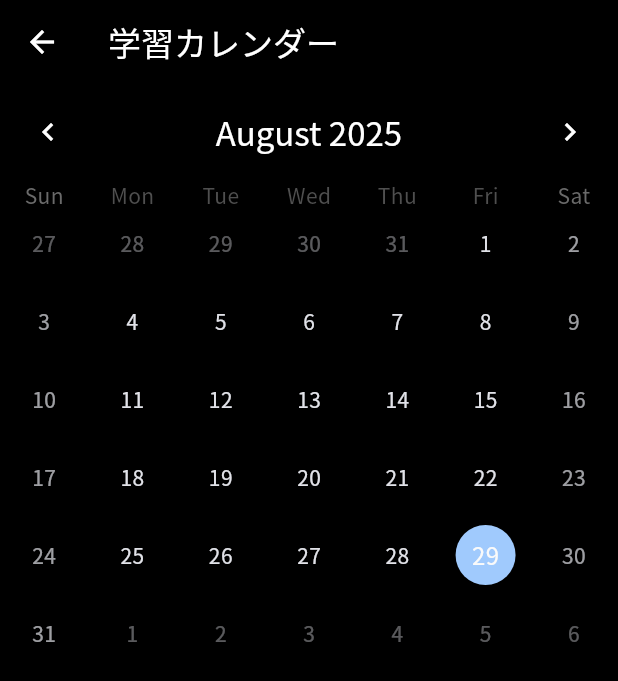
After one commit to TowaYokoyama/28MyFE, a Flutter app: the screen it shows after launch, after a tap on the "calendar today" icon, on a phone screen of 412 x 824 dp. The commit adds this screen. Shown: the top 681 px of the screen. Run offline on Flutter 3.47's test engine with Material 3 defaults, Android fonts, the phone set to English and light mode, and no system bars; drawn by our look-alikes of table_calendar; our stand-ins replace flip_card, google_fonts; network calls fail.

Commit message:
add the feature of studylog

```diff
--- a/flashcard_app/frontend/lib/api_service.dart
+++ b/flashcard_app/frontend/lib/api_service.dart
@@ -1,23 +1,23 @@
 import 'dart:convert';
 import 'package:http/http.dart' as http;
-import 'models.dart';
+import 'models.dart' as model;
 
 class ApiService {
   final String baseUrl = "http://127.0.0.1:8000";
 
-  Future<List<Deck>> getDecks() async {
+  Future<List<model.Deck>> getDecks() async {
     final response = await http.get(Uri.parse('$baseUrl/decks'));
 
     if (response.statusCode == 200) {
       List<dynamic> body = jsonDecode(response.body);
-      List<Deck> decks = body.map((dynamic item) => Deck.fromJson(item)).toList();
+      List<model.Deck> decks = body.map((dynamic item) => model.Deck.fromJson(item)).toList();
       return decks;
     } else {
       throw Exception('Failed to load decks');
     }
   }
 
-  Future<Deck> createDeck(String name) async {
+  Future<model.Deck> createDeck(String name) async {
     final response = await http.post(
       Uri.parse('$baseUrl/decks'),
       headers: <String, String>{
@@ -29,13 +29,13 @@ class ApiService {
     );
 
     if (response.statusCode == 200) {
-      return Deck.fromJson(jsonDecode(response.body));
+      return model.Deck.fromJson(jsonDecode(response.body));
     } else {
       throw Exception('Failed to create deck');
     }
   }
 
-  Future<Card> createCard(String front, String back, int deckId) async {
+  Future<model.Card> createCard(String front, String back, int deckId) async {
     final response = await http.post(
       Uri.parse('$baseUrl/cards'),
       headers: <String, String>{
@@ -49,13 +49,13 @@ class ApiService {
     );
 
     if (response.statusCode == 200) {
-      return Card.fromJson(jsonDecode(response.body));
+      return model.Card.fromJson(jsonDecode(response.body));
     } else {
       throw Exception('Failed to create card');
     }
   }
 
-  Future<Card> updateCardMastery(int cardId, int masteryLevel) async {
+  Future<model.Card> updateCardMastery(int cardId, int masteryLevel) async {
     final response = await http.patch(
       Uri.parse('$baseUrl/cards/$cardId'),
       headers: <String, String>{
@@ -67,7 +67,7 @@ class ApiService {
     );
 
     if (response.statusCode == 200) {
-      return Card.fromJson(jsonDecode(response.body));
+      return model.Card.fromJson(jsonDecode(response.body));
     } else {
       throw Exception('Failed to update card');
     }
@@ -86,4 +86,47 @@ class ApiService {
       throw Exception('Failed to delete card');
     }
   }
+
+  Future<List<model.StudyLog>> getStudyLogs({DateTime? startDate, DateTime? endDate}) async {
+    String url = '$baseUrl/study_logs';
+    final Map<String, String> queryParams = {};
+    if (startDate != null) {
+      queryParams['start_date'] = startDate.toIso8601String().split('T').first;
+    }
+    if (endDate != null) {
+      queryParams['end_date'] = endDate.toIso8601String().split('T').first;
+    }
+    if (queryParams.isNotEmpty) {
+      url += '?' + Uri(queryParameters: queryParams).query;
+    }
+
+    final response = await http.get(Uri.parse(url));
+
+    if (response.statusCode == 200) {
+      List<dynamic> body = jsonDecode(response.body);
+      return body.map((dynamic item) => model.StudyLog.fromJson(item)).toList();
+    } else {
+      throw Exception('Failed to load study logs');
+    }
+  }
+
+  Future<model.StudyLog> createStudyLog(DateTime date, {int? cardId, int? deckId}) async {
+    final response = await http.post(
+      Uri.parse('$baseUrl/study_logs'),
+      headers: <String, String>{
+        'Content-Type': 'application/json; charset=UTF-8',
+      },
+      body: jsonEncode(<String, dynamic>{
+        'date': date.toIso8601String().split('T').first,
+        'card_id': cardId,
+        'deck_id': deckId,
+      }),
+    );
+
+    if (response.statusCode == 200) {
+      return model.StudyLog.fromJson(jsonDecode(response.body));
+    } else {
+      throw Exception('Failed to create study log');
+    }
+  }
 }
--- a/flashcard_app/frontend/lib/card_list_screen.dart
+++ b/flashcard_app/frontend/lib/card_list_screen.dart
@@ -115,7 +115,7 @@ class _CardListScreenState extends State<CardListScreen> {
               Navigator.push(
                 context,
                 MaterialPageRoute(
-                  builder: (context) => FlashcardView(cards: cards),
+                  builder: (context) => FlashcardView(cards: cards, deckId: widget.deck.id),
                 ),
               );
             },
--- a/flashcard_app/frontend/lib/flashcard_view.dart
+++ b/flashcard_app/frontend/lib/flashcard_view.dart
@@ -5,8 +5,9 @@ import 'package:flip_card/flip_card.dart';
 
 class FlashcardView extends StatefulWidget {
   final List<model.Card> cards;
+  final int? deckId;
 
-  const FlashcardView({super.key, required this.cards});
+  const FlashcardView({super.key, required this.cards, this.deckId});
 
   @override
   State<FlashcardView> createState() => _FlashcardViewState();
@@ -35,6 +36,8 @@ class _FlashcardViewState extends State<FlashcardView> {
       setState(() {
         widget.cards[currentIndex] = updatedCard;
       });
+      // Record study log
+      apiService.createStudyLog(DateTime.now(), cardId: card.id, deckId: widget.deckId);
       _nextCard();
     });
   }
--- a/flashcard_app/frontend/lib/main.dart
+++ b/flashcard_app/frontend/lib/main.dart
@@ -2,6 +2,7 @@ import 'package:flutter/material.dart';
 import 'api_service.dart';
 import 'models.dart' as model;
 import 'card_list_screen.dart';
+import 'study_calendar_screen.dart';
 import 'package:google_fonts/google_fonts.dart';
 
 void main() {
@@ -17,39 +18,39 @@ class MyApp extends StatelessWidget {
       title: 'フラッシュカードアプリ',
       theme: ThemeData(
         colorScheme: ColorScheme.fromSeed(
-          seedColor: Colors.blueGrey,
+          seedColor: Colors.blue,
           brightness: Brightness.dark,
-        ),
+        ).copyWith(error: Colors.red),
         useMaterial3: true,
         textTheme: GoogleFonts.notoSansJpTextTheme(Theme.of(context).textTheme).apply(
           bodyColor: Colors.white,
           displayColor: Colors.white,
         ),
-        scaffoldBackgroundColor: Colors.grey[900],
+        scaffoldBackgroundColor: Colors.black,
         appBarTheme: AppBarTheme(
-          backgroundColor: Colors.grey[900],
+          backgroundColor: Colors.black,
           foregroundColor: Colors.white,
           elevation: 0,
         ),
         cardTheme: CardThemeData(
-          color: Colors.grey[800],
+          color: Colors.grey[850],
           elevation: 4.0,
           shape: RoundedRectangleBorder(borderRadius: BorderRadius.circular(16.0)),
           shadowColor: Colors.black,
         ),
         floatingActionButtonTheme: FloatingActionButtonThemeData(
-          backgroundColor: Colors.blueGrey[700],
+          backgroundColor: Colors.blue,
           foregroundColor: Colors.white,
         ),
         elevatedButtonTheme: ElevatedButtonThemeData(
           style: ElevatedButton.styleFrom(
             foregroundColor: Colors.white,
-            backgroundColor: Colors.blueGrey[700],
+            backgroundColor: Colors.blue,
           ),
         ),
         textButtonTheme: TextButtonThemeData(
           style: TextButton.styleFrom(
-            foregroundColor: Colors.blueGrey[200],
+            foregroundColor: Colors.blue,
           ),
         ),
       ),
@@ -150,6 +151,19 @@ class _DeckListScreenState extends State<DeckListScreen> {
     return Scaffold(
       appBar: AppBar(
         title: const Text('デッキ一覧'),
+        actions: [
+          IconButton(
+            icon: const Icon(Icons.calendar_today),
+            onPressed: () {
+              Navigator.push(
+                context,
+                MaterialPageRoute(
+                  builder: (context) => const StudyCalendarScreen(),
+                ),
+              );
+            },
+          ),
+        ],
       ),
       body: FutureBuilder<List<model.Deck>>(
         future: futureDecks,
--- a/flashcard_app/frontend/lib/models.dart
+++ b/flashcard_app/frontend/lib/models.dart
@@ -42,3 +42,26 @@ class Deck {
     );
   }
 }
+
+class StudyLog {
+  final int id;
+  final DateTime date;
+  final int? cardId;
+  final int? deckId;
+
+  StudyLog({
+    required this.id,
+    required this.date,
+    this.cardId,
+    this.deckId,
+  });
+
+  factory StudyLog.fromJson(Map<String, dynamic> json) {
+    return StudyLog(
+      id: json['id'],
+      date: DateTime.parse(json['date']),
+      cardId: json['card_id'],
+      deckId: json['deck_id'],
+    );
+  }
+}
--- /dev/null
+++ b/flashcard_app/frontend/lib/study_calendar_screen.dart
@@ -0,0 +1,136 @@
+import 'package:flutter/material.dart';
+import 'package:table_calendar/table_calendar.dart';
+import 'models.dart' as model; // Added comment to force re-evaluation
+import 'api_service.dart';
+
+class StudyCalendarScreen extends StatefulWidget {
+  const StudyCalendarScreen({super.key});
+
+  @override
+  State<StudyCalendarScreen> createState() => _StudyCalendarScreenState();
+}
+
+class _StudyCalendarScreenState extends State<StudyCalendarScreen> {
+  final ApiService apiService = ApiService();
+  CalendarFormat _calendarFormat = CalendarFormat.month;
+  DateTime _focusedDay = DateTime.now();
+  DateTime? _selectedDay;
+  Map<DateTime, List<model.StudyLog>> _events = {};
+
+  @override
+  void initState() {
+    super.initState();
+    _selectedDay = _focusedDay;
+    _fetchStudyLogs();
+  }
+
+  Future<void> _fetchStudyLogs() async {
+    try {
+      final logs = await apiService.getStudyLogs();
+      setState(() {
+        _events = {}; // Clear previous events
+        for (var log in logs) {
+          final date = DateTime.utc(log.date.year, log.date.month, log.date.day);
+          if (_events[date] == null) {
+            _events[date] = [];
+          }
+          _events[date]!.add(log);
+        }
+      });
+    } catch (e) {
+      // Handle error
+      print('Error fetching study logs: $e');
+    }
+  }
+
+  List<model.StudyLog> _getEventsForDay(DateTime day) {
+    return _events[DateTime.utc(day.year, day.month, day.day)] ?? [];
+  }
+
+  @override
+  Widget build(BuildContext context) {
+    return Scaffold(
+      appBar: AppBar(
+        title: const Text('学習カレンダー'),
+      ),
+      body: Column(
+        children: [
+          TableCalendar(
+            firstDay: DateTime.utc(2020, 1, 1),
+            lastDay: DateTime.utc(2030, 12, 31),
+            focusedDay: _focusedDay,
+            calendarFormat: _calendarFormat,
+            selectedDayPredicate: (day) {
+              return isSameDay(_selectedDay, day);
+            },
+            onDaySelected: (selectedDay, focusedDay) {
+              if (!isSameDay(_selectedDay, selectedDay)) {
+                setState(() {
+                  _selectedDay = selectedDay;
+                  _focusedDay = focusedDay;
+                });
+              }
+            },
+            onFormatChanged: (format) {
+              if (_calendarFormat != format) {
+                setState(() {
+                  _calendarFormat = format;
+                });
+              }
+            },
+            onPageChanged: (focusedDay) {
+              _focusedDay = focusedDay;
+              _fetchStudyLogs(); // Fetch logs for the new month/year
+            },
+            eventLoader: _getEventsForDay,
+            calendarBuilders: CalendarBuilders(
+              markerBuilder: (context, date, events) {
+                if (events.isNotEmpty) {
+                  return Positioned(
+                    right: 1,
+                    bottom: 1,
+                    child: Text(
+                      '💮',
+                      style: TextStyle(fontSize: 16.0),
+                    ),
+                  );
+                }
+                return null;
+              },
+            ),
+            headerStyle: HeaderStyle(
+              formatButtonVisible: false,
+              titleCentered: true,
+              titleTextStyle: Theme.of(context).textTheme.titleLarge!,
+            ),
+            calendarStyle: CalendarStyle(
+              todayDecoration: BoxDecoration(
+                color: Theme.of(context).colorScheme.primary.withOpacity(0.5),
+                shape: BoxShape.circle,
+              ),
+              selectedDecoration: BoxDecoration(
+                color: Theme.of(context).colorScheme.primary,
+                shape: BoxShape.circle,
+              ),
+              defaultTextStyle: TextStyle(color: Theme.of(context).colorScheme.onSurface),
+              weekendTextStyle: TextStyle(color: Theme.of(context).colorScheme.onSurface.withOpacity(0.7)),
+              outsideTextStyle: TextStyle(color: Theme.of(context).colorScheme.onSurface.withOpacity(0.4)),
+            ),
+          ),
+          const SizedBox(height: 8.0),
+          Expanded(
+            child: ListView.builder(
+              itemCount: _getEventsForDay(_selectedDay!).length,
+              itemBuilder: (context, index) {
+                final log = _getEventsForDay(_selectedDay!)[index];
+                return ListTile(
+                  title: Text('学習ログ: ${log.date}'), // More detailed log display
+                );
+              },
+            ),
+          ),
+        ],
+      ),
+    );
+  }
+}
--- a/flashcard_app/frontend/pubspec.yaml
+++ b/flashcard_app/frontend/pubspec.yaml
@@ -37,6 +37,7 @@ dependencies:
   http: ^1.2.1
   google_fonts: ^6.2.1
   flip_card: ^0.7.0
+  table_calendar: ^3.1.0
 
 dev_dependencies:
   flutter_test:
```
Also changed, not shown: flashcard_app/frontend/pubspec.lock, 2 other files.
